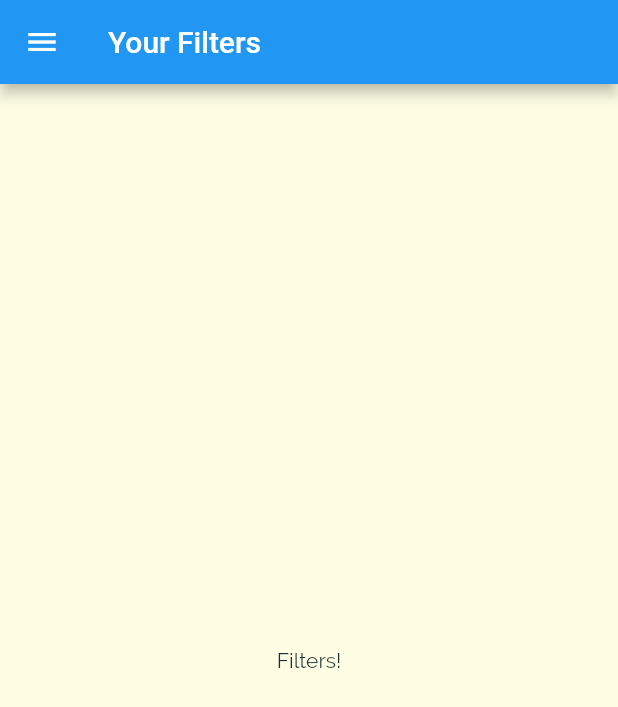
After one commit to Prat2030/Flutter_Meals_App, a Flutter app: the FiltersScreen screen opened by its route, on a phone screen of 412 x 824 dp. The commit adds this screen. Shown: the top 707 px of the screen. Run offline on Flutter 3.47's test engine with Material 2 defaults, Android fonts, the phone set to English and light mode, and no system bars.

```diff
--- a/lib/main.dart
+++ b/lib/main.dart
@@ -5,6 +5,7 @@ import './screens/meal_detail_screen.dart';
 import './screens/categories_screen.dart';
 import './screens/category_meals_screen.dart';
 import './screens/tabs_screen.dart';
+import './screens/filters_screen.dart';
 
 void main() => runApp(MyApp());
 
@@ -38,6 +39,7 @@ class MyApp extends StatelessWidget {
         '/': (ctx) => TabsScreen(),
         CategoryMealsScreen.routeName: (ctx) => CategoryMealsScreen(),
         MealDetailScreen.routeName: (ctx) => MealDetailScreen(),
+        FiltersScreen.routeName: (ctx) => FiltersScreen(),
       },
       onGenerateRoute: (settings) {
         print(settings.arguments);
--- /dev/null
+++ b/lib/screens/filters_screen.dart
@@ -0,0 +1,22 @@
+// ignore_for_file: prefer_const_constructors
+
+import 'package:flutter/material.dart';
+
+import '../widgets/main_drawer.dart';
+
+class FiltersScreen extends StatelessWidget {
+  static const routeName = '/filters';
+
+  @override
+  Widget build(BuildContext context) {
+    return Scaffold(
+      appBar: AppBar(
+        title: Text('Your Filters'),
+      ),
+      drawer: MainDrawer(),
+      body: Center(
+        child: Text('Filters!'),
+      ),
+    );
+  }
+}
--- a/lib/screens/meal_detail_screen.dart
+++ b/lib/screens/meal_detail_screen.dart
@@ -84,6 +84,11 @@ class MealDetailScreen extends StatelessWidget {
               itemCount: selectedMeal.steps.length,
             ),
           ),
+          FloatingActionButton(
+              onPressed: () {
+                Navigator.of(context).pop(mealId);
+              },
+              child: Icon(Icons.delete)),
         ]),
       ),
     );
--- a/lib/widgets/meal_item.dart
+++ b/lib/widgets/meal_item.dart
@@ -12,6 +12,7 @@ class MealItem extends StatelessWidget {
   final int duration;
   final Complexity complexity;
   final Affordability affordability;
+  final Function removeItem;
 
   MealItem({
     required this.id,
@@ -20,6 +21,7 @@ class MealItem extends StatelessWidget {
     required this.duration,
     required this.complexity,
     required this.affordability,
+    required this.removeItem,
   });
 
   String get complexityText {
@@ -52,7 +54,8 @@ class MealItem extends StatelessWidget {
     Navigator.of(context).pushNamed(MealDetailScreen.routeName, arguments: {
       'id': id,
       'title': title,
-    });
+    }).then((result) =>
+      result == null ? removeItem(id) : null);
   }
 
   @override
```
Also changed, not shown: lib/screens/category_meals_screen.dart (+119 -27 lines), lib/widgets/main_drawer.dart (+17 -6 lines).
